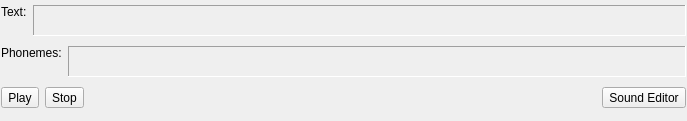
Qt form Tools/Horde3DEditor/src/GameEnginePlugIn/PhonemeEditorWidget.ui (shdpl/nawia) before a commit.
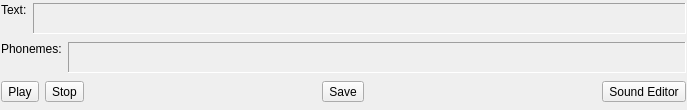
The same form after that commit.

Commit message: Added save button and some logic for phoneme editor

Patch:
```diff
--- a/Tools/Horde3DEditor/src/GameEnginePlugIn/PhonemeEditorWidget.ui
+++ b/Tools/Horde3DEditor/src/GameEnginePlugIn/PhonemeEditorWidget.ui
@@ -6,7 +6,7 @@
     <x>0</x>
     <y>0</y>
     <width>687</width>
-    <height>121</height>
+    <height>110</height>
    </rect>
   </property>
   <property name="windowTitle" >
@@ -159,6 +159,26 @@
        </property>
       </spacer>
      </item>
+     <item>
+      <widget class="QToolButton" name="m_saveButton" >
+       <property name="text" >
+        <string>Save</string>
+       </property>
+      </widget>
+     </item>
+     <item>
+      <spacer name="spacer_2" >
+       <property name="orientation" >
+        <enum>Qt::Horizontal</enum>
+       </property>
+       <property name="sizeHint" stdset="0" >
+        <size>
+         <width>40</width>
+         <height>20</height>
+        </size>
+       </property>
+      </spacer>
+     </item>
      <item>
       <widget class="QToolButton" name="m_closeButton" >
        <property name="text" >
```
Left out of the diff: 1 changed line with no effect on the pictures. The commit also changes 4 other files.
